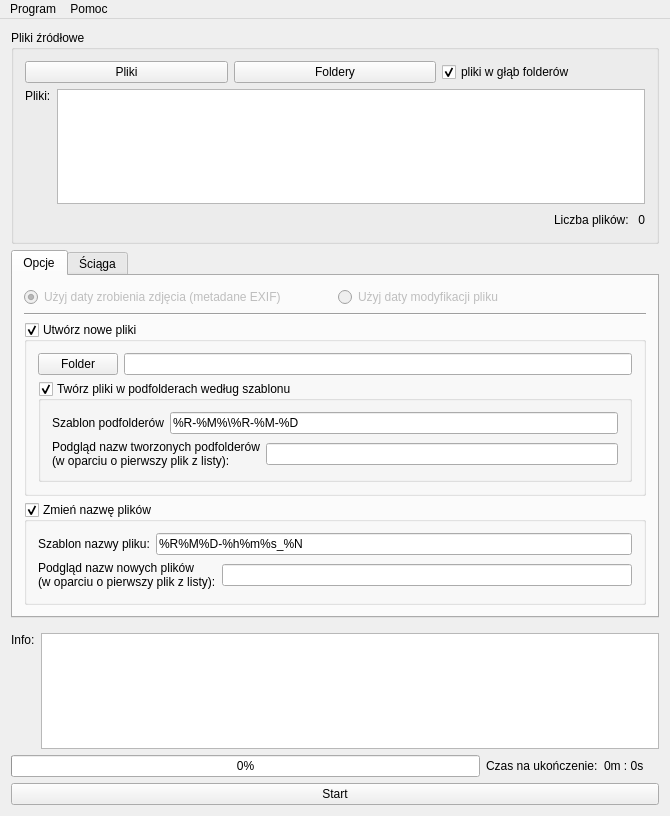
Before: the Qt Designer form PhotoDateOrganizer/MainWindow.ui in killdaclick/photodateorganizer, drawn with Qt 5.
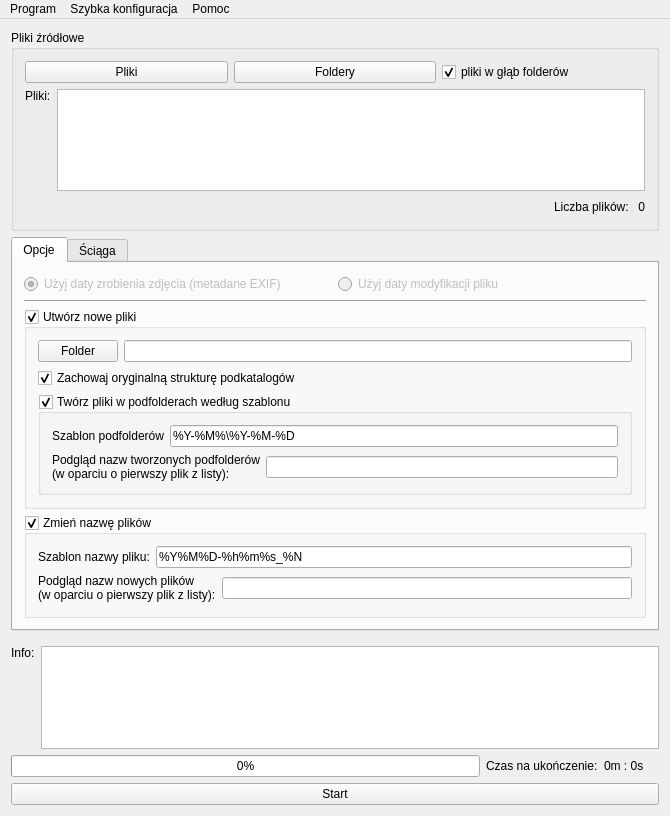
After: the same form once the commit is applied. Icons and pictures are not drawn.

Commit message: Added new functionality - preserver original folder structure. Added icons. Added action buttons for fast application reconfigure (not yet implemented). Fix some bugs. Prerelease v1.2.1 (only exe for tests)

```diff
--- a/PhotoDateOrganizer/MainWindow.ui
+++ b/PhotoDateOrganizer/MainWindow.ui
@@ -360,6 +360,19 @@
              </item>
             </layout>
            </item>
+           <item>
+            <widget class="QCheckBox" name="saveOrgSubfolders">
+             <property name="toolTip">
+              <string>Zachowuje oryginalną strukturę katalogów począwszy od katalogu wskazanego jako źródłowy</string>
+             </property>
+             <property name="text">
+              <string>Zachowaj oryginalną strukturę podkatalogów</string>
+             </property>
+             <property name="checked">
+              <bool>true</bool>
+             </property>
+            </widget>
+           </item>
            <item>
             <widget class="QGroupBox" name="createOutputSubfolders">
              <property name="toolTip">
@@ -396,7 +409,7 @@
                    <string>Szablon do konfiguracji nazw podkatalogów (PATRZ ŚCIĄGA)</string>
                   </property>
                   <property name="text">
-                   <string>%R-%M%\%R-%M-%D</string>
+                   <string>%Y-%M%\%Y-%M-%D</string>
                   </property>
                  </widget>
                 </item>
@@ -477,7 +490,7 @@
                 <string>Szablon do konfiguracji nazw plików (PATRZ ŚCIĄGA)</string>
                </property>
                <property name="text">
-                <string>%R%M%D-%h%m%s_%N</string>
+                <string>%Y%M%D-%h%m%s_%N</string>
                </property>
               </widget>
              </item>
@@ -776,7 +789,16 @@
     </property>
     <addaction name="actionAbout"/>
    </widget>
+   <widget class="QMenu" name="menuSzybka_konfiguracja">
+    <property name="title">
+     <string>Szybka konfiguracja</string>
+    </property>
+    <addaction name="actionSetupUpdate"/>
+    <addaction name="actionSetupOrgNew"/>
+    <addaction name="actionSetupNew"/>
+   </widget>
    <addaction name="menuPhoto_Time_Mod"/>
+   <addaction name="menuSzybka_konfiguracja"/>
    <addaction name="menuPomoc"/>
   </widget>
   <action name="actionExit">
```
Left out of the diff: 45 changed lines with no effect on the pictures. The commit also changes 5 other files.
